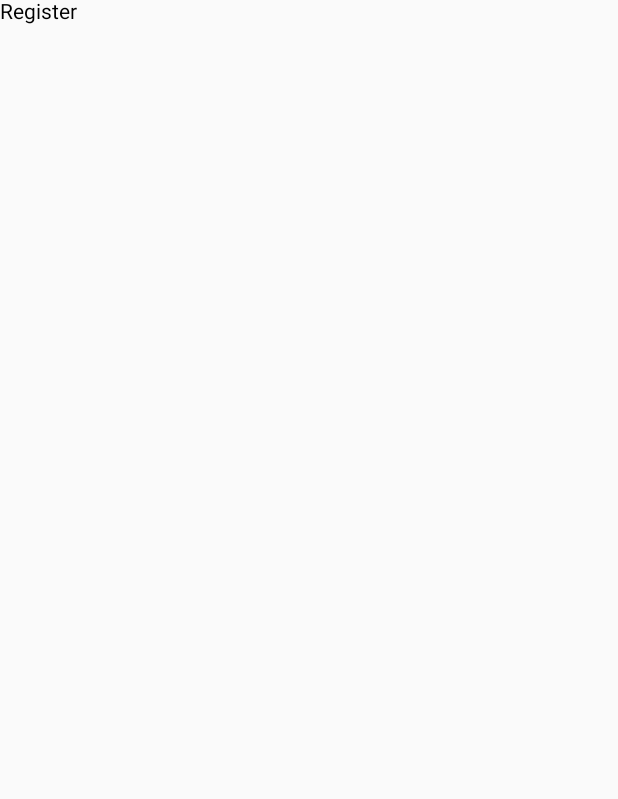
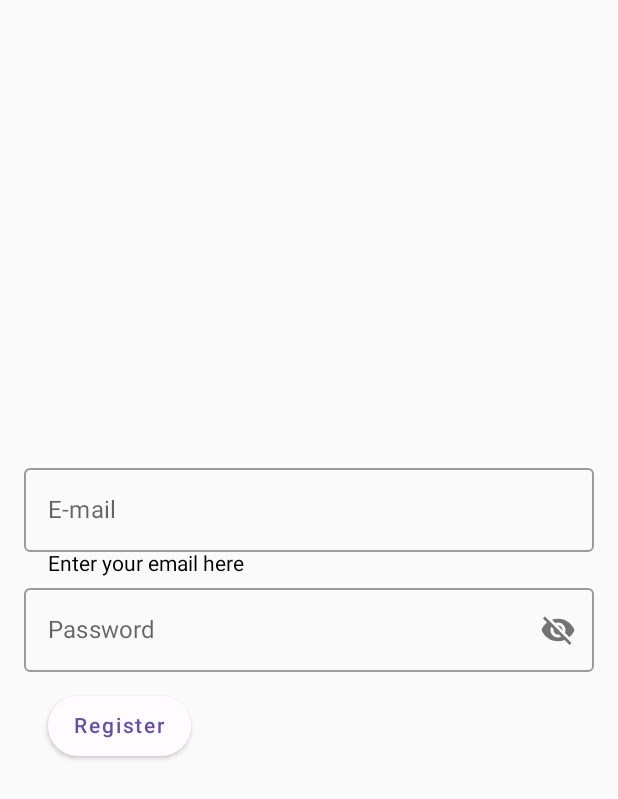
Before and after one commit to Goudurixx/K-Fit, an Android app built with Jetpack Compose: the RegisterScreen screen opened through its navigation route, on a phone screen of 412 x 824 dp. Before the commit the part shown is almost empty. Shown: the top 799 px of the screen. Run offline under Robolectric (Android 15) with nearby library versions, the phone set to English and light mode, and no system bars; our stand-ins replace Dagger/Hilt's generated code, Firebase (no records; nobody signed in at launch, a user with empty details on screens opened directly), livedata-compose.

Commit message:
nouveaux écrans :)

```diff
--- a/app/build.gradle
+++ b/app/build.gradle
@@ -66,8 +66,12 @@ dependencies {
     debugImplementation "androidx.compose.ui:ui-test-manifest:$compose_ui_version"
     // Import the Firebase BoM
     implementation platform('com.google.firebase:firebase-bom:31.2.1')
+    implementation 'androidx.lifecycle:lifecycle-livedata-ktx:2.3.1'
+    implementation "androidx.compose.runtime:runtime-livedata:$compose_ui_version"
     // When using the BoM, don't specify versions in Firebase dependencies
     implementation 'com.google.firebase:firebase-analytics-ktx'
+    implementation "androidx.compose.material:material-icons-extended:$compose_ui_version"
+    implementation 'com.google.firebase:firebase-auth-ktx'
 
     //Navigation
     implementation("androidx.navigation:navigation-compose:2.5.3")
--- a/app/src/main/java/com/example/k_fit/MainActivity.kt
+++ b/app/src/main/java/com/example/k_fit/MainActivity.kt
@@ -12,12 +12,15 @@ import androidx.navigation.compose.rememberNavController
 import com.example.k_fit.presentation.features.login.LoginScreen
 import com.example.k_fit.presentation.features.loginOrRegister.LoginOrRegisterScreen
 import com.example.k_fit.presentation.features.register.RegisterScreen
+import com.google.firebase.FirebaseApp
 import dagger.hilt.android.AndroidEntryPoint
 
 @AndroidEntryPoint
 class MainActivity : ComponentActivity() {
+
     override fun onCreate(savedInstanceState: Bundle?) {
         super.onCreate(savedInstanceState)
+        FirebaseApp.initializeApp(this)
         setContent {
             Router()
         }
@@ -50,12 +53,17 @@ fun Router(
         composable("login") {
             LoginScreen(
                 onNavigateToFriends = {
+                    navController.navigate("loginOrRegister") {
+                    }
                 },
             )
         }
         composable("register") {
             RegisterScreen(
-
+                onNavigateToFriends = {
+                    navController.navigate("loginOrRegister") {
+                    }
+                },
             )
         }
     }
--- a/app/src/main/java/com/example/k_fit/presentation/components/CustomButtonComponent.kt
+++ b/app/src/main/java/com/example/k_fit/presentation/components/CustomButtonComponent.kt
@@ -13,7 +13,7 @@ import androidx.compose.ui.unit.dp
 import com.example.k_fit.ui.theme.*
 @Composable
 fun CustomButtonComponent(
-    title: String, onNavigateToFriends: () -> Unit,
+    title: String, onClick: () -> Unit
 ) {
     Button(
         colors = ButtonDefaults.buttonColors(backgroundColor = PrimaryBackgroundColor),
@@ -22,7 +22,7 @@ fun CustomButtonComponent(
         modifier = Modifier
             .height(40.dp)
             .width(95.dp),
-        onClick = onNavigateToFriends) {
+        onClick = onClick) {
         Text(text = title, color = PrimaryButtonTextColor)
     }
 }
--- /dev/null
+++ b/app/src/main/java/com/example/k_fit/presentation/components/CustomInputPasswordComponent.kt
@@ -0,0 +1,75 @@
+package com.example.k_fit.presentation.components
+
+import androidx.compose.foundation.layout.fillMaxWidth
+import androidx.compose.foundation.text.KeyboardOptions
+import androidx.compose.material.Icon
+import androidx.compose.material.IconButton
+import androidx.compose.material.OutlinedTextField
+import androidx.compose.material.Text
+import androidx.compose.material.icons.Icons
+import androidx.compose.material.icons.filled.Visibility
+import androidx.compose.material.icons.filled.VisibilityOff
+import androidx.compose.runtime.*
+import androidx.compose.runtime.saveable.rememberSaveable
+import androidx.compose.ui.Modifier
+import androidx.compose.ui.text.TextStyle
+import androidx.compose.ui.text.input.ImeAction
+import androidx.compose.ui.text.input.KeyboardType
+import androidx.compose.ui.text.input.PasswordVisualTransformation
+import androidx.compose.ui.text.input.VisualTransformation
+import androidx.compose.ui.tooling.preview.Preview
+import androidx.compose.ui.unit.sp
+import com.example.k_fit.ui.theme.*
+
+@Composable
+fun CustomInputPasswordComponent(
+    title: String,
+    hint: String,
+    inputText: String,
+    modifier: Modifier = Modifier
+) {
+    var passwordVisible by rememberSaveable { mutableStateOf(false) }
+    var password by rememberSaveable { mutableStateOf(inputText) }
+    OutlinedTextField(
+        label = { Text(text = title) },
+        value = password,
+        placeholder = { Text(hint) },
+        onValueChange = { password = it },
+        singleLine = true,
+        visualTransformation = if (passwordVisible) VisualTransformation.None else PasswordVisualTransformation(),
+        keyboardOptions = KeyboardOptions(
+            autoCorrect = true,
+            keyboardType = KeyboardType.Password,
+            imeAction = ImeAction.Next
+        ),
+        textStyle = TextStyle(
+            fontSize = 20.sp,
+            color = HintTextColor
+        ),
+        modifier = modifier.fillMaxWidth(),
+        readOnly = false,
+        trailingIcon = {
+            val image = if (passwordVisible)
+                Icons.Filled.Visibility
+            else Icons.Filled.VisibilityOff
+
+            // Please provide localized description for accessibility services
+            val description = if (passwordVisible) "Hide password" else "Show password"
+
+            IconButton(onClick = {passwordVisible = !passwordVisible}){
+                Icon(imageVector  = image, description)
+            }
+        }
+    )
+}
+
+@Preview("Preview CustomButtomComponent", showBackground = true)
+@Composable
+fun PreviewCustomPasswordTextComponent() {
+    val inputText: String = ""
+    CustomInputPasswordComponent(
+        "Title of the input",
+        hint = "Hint for the input",
+        inputText = inputText,
+    )
+}
--- /dev/null
+++ b/app/src/main/java/com/example/k_fit/presentation/components/CustomInputTextComponent.kt
@@ -0,0 +1,68 @@
+package com.example.k_fit.presentation.components
+
+import androidx.compose.foundation.layout.Column
+import androidx.compose.foundation.layout.absoluteOffset
+import androidx.compose.foundation.layout.fillMaxWidth
+import androidx.compose.foundation.text.KeyboardOptions
+import androidx.compose.material.OutlinedTextField
+import androidx.compose.material.Text
+import androidx.compose.material.TextField
+import androidx.compose.runtime.*
+import androidx.compose.runtime.saveable.rememberSaveable
+import androidx.compose.ui.Modifier
+import androidx.compose.ui.text.TextStyle
+import androidx.compose.ui.text.input.ImeAction
+import androidx.compose.ui.text.input.KeyboardType
+import androidx.compose.ui.tooling.preview.Preview
+import androidx.compose.ui.unit.dp
+import androidx.compose.ui.unit.sp
+import com.example.k_fit.ui.theme.*
+
+@Composable
+fun CustomInputTextComponent(
+    title: String,
+    hint: String,
+    description: String,
+    onValueChange: (String) -> Unit,
+    inputText: String,
+    modifier: Modifier = Modifier
+) {
+    var inputText by rememberSaveable { mutableStateOf(inputText) }
+    Column {
+        OutlinedTextField(
+            label = { Text(text = title) },
+            value = inputText,
+            placeholder = { Text(hint) },
+            onValueChange = { inputText = it },
+            keyboardOptions = KeyboardOptions(
+                autoCorrect = true,
+                keyboardType = KeyboardType.Password,
+                imeAction = ImeAction.Next
+            ),
+            textStyle = TextStyle(
+                fontSize = 20.sp,
+                color = HintTextColor
+            ),
+            modifier = modifier.fillMaxWidth(),
+            readOnly = false
+        )
+        Text(
+            text = description,
+            Modifier.absoluteOffset(x = 16.dp)
+        )
+    }
+}
+
+@Preview("Preview CustomButtomComponent", showBackground = true, showSystemUi = true)
+@Composable
+fun PreviewCustomInputTextComponent() {
+    val inputText: String = ""
+    val onValueChange: (String) -> Unit = { s: String -> println(s) }
+    CustomInputTextComponent(
+        "Title of the input",
+        hint = "Hint for the input",
+        description = "Enter the description of what to enter here, leave blank for nothing",
+        onValueChange = onValueChange,
+        inputText = inputText,
+    )
+}
--- a/app/src/main/java/com/example/k_fit/presentation/features/loginOrRegister/LoginOrRegisterScreen.kt
+++ b/app/src/main/java/com/example/k_fit/presentation/features/loginOrRegister/LoginOrRegisterScreen.kt
@@ -12,7 +12,7 @@ import com.example.k_fit.presentation.components.CustomButtonComponent
 fun LoginOrRegisterScreen(
     onNavigateToLogin: () -> Unit,
     onNavigateToRegister: () -> Unit,
-    ) {
+) {
 //    val loginOrRegisterViewModel = hiltViewModel<LoginOrRegisterViewModel>()
 
     Column(
--- a/app/src/main/java/com/example/k_fit/presentation/features/register/RegisterScreen.kt
+++ b/app/src/main/java/com/example/k_fit/presentation/features/register/RegisterScreen.kt
@@ -1,12 +1,74 @@
 package com.example.k_fit.presentation.features.register
 
-import androidx.compose.foundation.layout.Column
-import androidx.compose.material.Text
-import androidx.compose.runtime.Composable
+import androidx.compose.foundation.layout.*
+import androidx.compose.runtime.*
+import androidx.compose.runtime.livedata.observeAsState
+import androidx.compose.ui.Modifier
+import androidx.compose.ui.tooling.preview.Preview
+import androidx.compose.ui.unit.dp
+import androidx.hilt.navigation.compose.hiltViewModel
+import com.example.k_fit.presentation.components.CustomButtonComponent
+import com.example.k_fit.presentation.components.CustomInputPasswordComponent
+import com.example.k_fit.presentation.components.CustomInputTextComponent
 
 @Composable
-fun RegisterScreen(){
-    Column() {
-        Text(text = "Register")
+fun RegisterScreen(onNavigateToFriends: () -> Unit) {
+    val viewModel = hiltViewModel<RegisterViewModel>()
+
+    val email: String by viewModel.email.observeAsState(initial = "")
+    val password: String by viewModel.password.observeAsState("")
+// val passwordConfirm: MutableState<String> = remember { mutableStateOf("") }
+    val loading: Boolean by viewModel.loading.observeAsState(initial = false)
+    val onValueChange: (String) -> Unit = { s: String -> println(s) }
+
+
+    Column(
+        verticalArrangement = Arrangement.Center,
+        modifier = Modifier
+            .fillMaxHeight()
+            .padding(
+                all = 16.dp
+
+            )
+    ) {
+        CustomInputTextComponent(
+            title = "E-mail",
+            hint = "email@email.email",
+            inputText = email,
+            onValueChange = { viewModel.updateEmail(it) },
+            description = "Enter your email here",
+
+            )
+        CustomInputPasswordComponent(
+            title = "Password",
+            hint = "••••••••",
+            inputText = password
+        )
+//        CustomInputPasswordComponent(
+//            title = "Confirm Password",
+//            hint = "••••••••",
+//            inputText = passwordConfirm
+//        )
+        Row(
+            modifier = Modifier
+                .fillMaxWidth()
+                .padding(
+                    all = 16.dp
+                )
+
+        ) {
+            CustomButtonComponent(
+                title = "Register",
+                onClick = { viewModel.registerUser(home = onNavigateToFriends) },
+            )
+        }
     }
+
 }
+
+
+@Preview("Register screen preview", showSystemUi = true)
+@Composable
+fun PreviewRegisterScreen() {
+    RegisterScreen({})
+}
--- a/app/src/main/java/com/example/k_fit/presentation/features/register/RegisterViewModel.kt
+++ b/app/src/main/java/com/example/k_fit/presentation/features/register/RegisterViewModel.kt
@@ -1 +1,53 @@
 package com.example.k_fit.presentation.features.register
+
+import androidx.lifecycle.LiveData
+import androidx.lifecycle.MutableLiveData
+import com.example.k_fit.presentation.base.BaseViewModel
+import com.google.firebase.auth.FirebaseAuth
+import com.google.firebase.auth.ktx.auth
+import com.google.firebase.ktx.Firebase
+import dagger.hilt.android.lifecycle.HiltViewModel
+import javax.inject.Inject
+
+@HiltViewModel
+class RegisterViewModel @Inject constructor() : BaseViewModel() {
+    private val auth: FirebaseAuth = Firebase.auth
+
+    private val _email = MutableLiveData("")
+    val email: LiveData<String> = _email
+
+    private val _password = MutableLiveData("")
+    val password: LiveData<String> = _password
+
+    private val _loading = MutableLiveData(false)
+    val loading: LiveData<Boolean> = _loading
+
+    // Update email
+    fun updateEmail(newEmail: String) {
+        _email.value = newEmail
+    }
+
+    // Update password
+    fun updatePassword(newPassword: String) {
+        _password.value = newPassword
+    }
+
+    // Register user
+    fun registerUser(home: () -> Unit) {
+        if (_loading.value == false) {
+            val email: String = _email.value ?: throw IllegalArgumentException("email expected")
+            val password: String =
+                _password.value ?: throw IllegalArgumentException("password expected")
+
+            _loading.value = true
+
+            auth.createUserWithEmailAndPassword(email, password)
+                .addOnCompleteListener {
+                    if (it.isSuccessful) {
+                        home()
+                    }
+                    _loading.value = false
+                }
+        }
+    }
+}
--- a/app/src/main/java/com/example/k_fit/ui/theme/Color.kt
+++ b/app/src/main/java/com/example/k_fit/ui/theme/Color.kt
@@ -9,3 +9,4 @@ val Teal200 = Color(0xFF03DAC5)
 
 val PrimaryBackgroundColor = Color(0xFFFFFBFE)
 val PrimaryButtonTextColor = Color(0xFF6750A4)
+val HintTextColor = Color(0xFFCAC4D0)
```
Also changed, not shown: app/src/main/java/com/example/k_fit/presentation/features/login/LoginScreen.kt (+54 -10 lines), app/src/main/java/com/example/k_fit/services/ServiceAuth.kt (added, +14 -0 lines).
